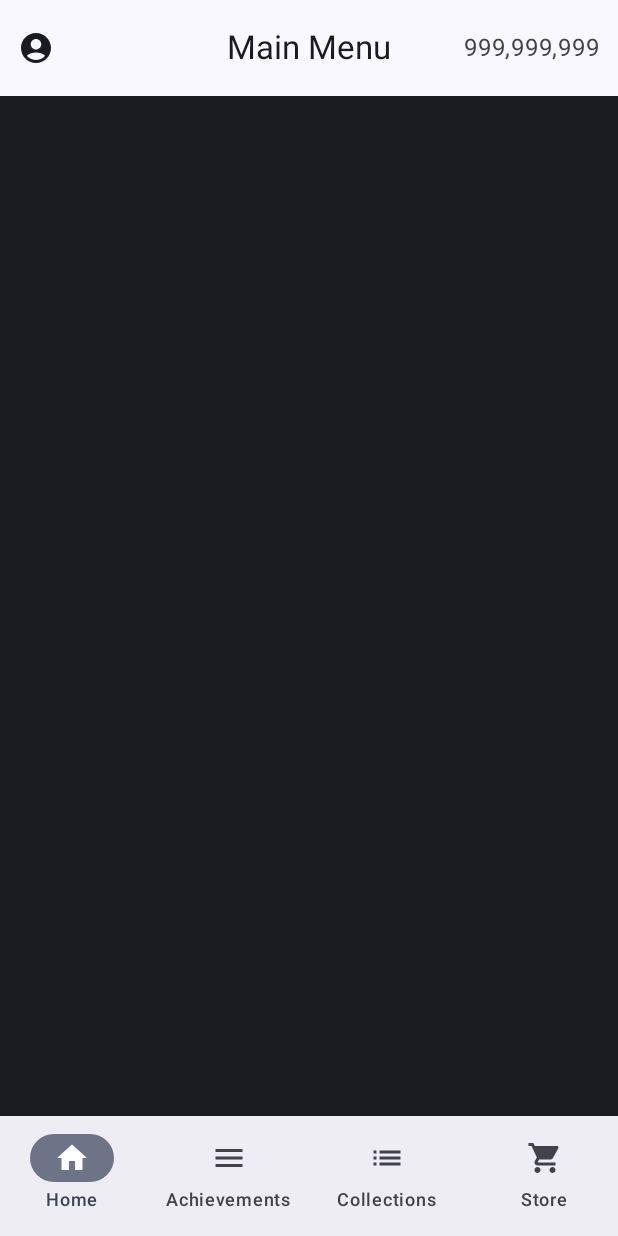
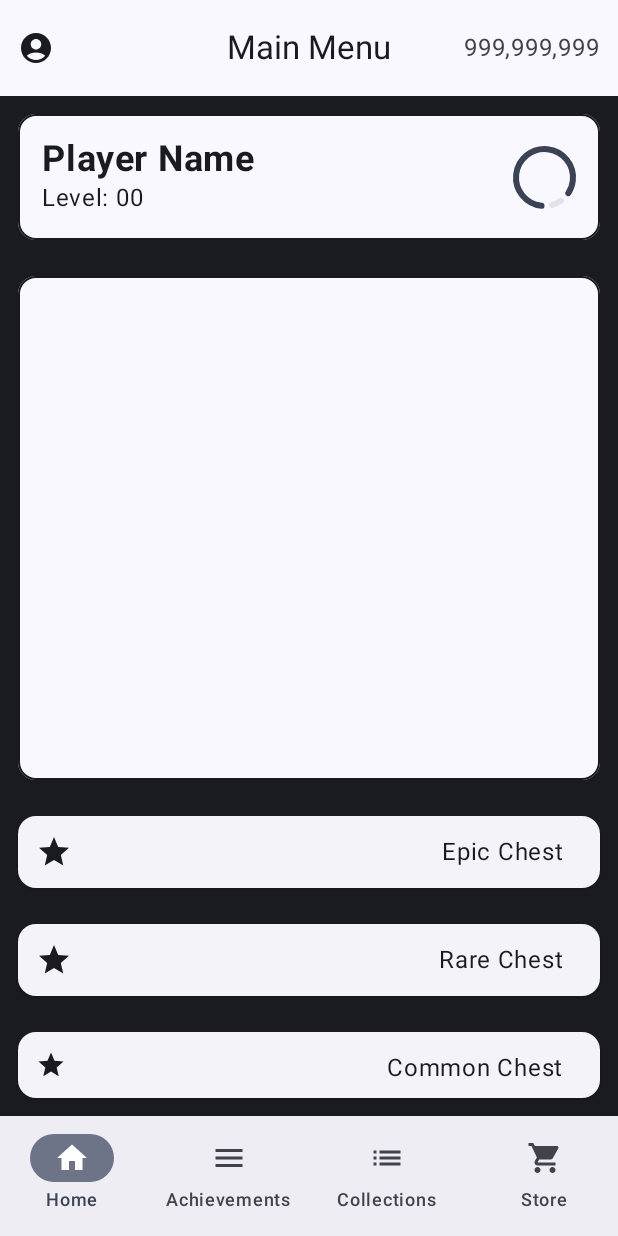
Before and after one commit to karlrobeck/GachaMobileApp, an Android app built with Jetpack Compose: the screen it shows after launch (MainActivity), on a phone screen of 412 x 824 dp. Run offline under Robolectric (Android 15) with nearby library versions, the phone set to English and light mode, and no system bars.

Commit message:
add home page

```diff
--- a/app/build.gradle.kts
+++ b/app/build.gradle.kts
@@ -50,7 +50,8 @@ android {
 }
 
 dependencies {
-
+    implementation("io.coil-kt:coil:2.6.0")
+    implementation("io.coil-kt:coil-compose:2.6.0")
     implementation("androidx.core:core-ktx:1.12.0")
     implementation("androidx.lifecycle:lifecycle-runtime-ktx:2.7.0")
     implementation("androidx.activity:activity-compose:1.8.2")
--- a/app/src/main/java/com/example/gachamobileapp/MainActivity.kt
+++ b/app/src/main/java/com/example/gachamobileapp/MainActivity.kt
@@ -44,6 +44,7 @@ import androidx.compose.ui.layout.Layout
 import androidx.compose.ui.tooling.preview.Preview
 import androidx.compose.ui.unit.Dp
 import androidx.compose.ui.unit.dp
+import com.example.gachamobileapp.pages.Home
 import com.example.gachamobileapp.ui.theme.GachaMobileAppTheme
 
 class MainActivity : ComponentActivity() {
@@ -56,9 +57,7 @@ class MainActivity : ComponentActivity() {
                     modifier = Modifier.fillMaxSize(),
                     color = MaterialTheme.colorScheme.background
                 ) {
-                    MainLayout {
-
-                    }
+                    MainLayout("Home")
                 }
             }
         }
@@ -67,8 +66,7 @@ class MainActivity : ComponentActivity() {
 
 @OptIn(ExperimentalMaterial3Api::class)
 @Composable
-fun MainLayout(content: @Composable () -> Unit) {
-
+fun MainLayout(page:String) {
     var currentPage by remember { mutableStateOf("Home") };
     val navigationPages = LinkedHashMap<String,ImageVector>();
     navigationPages.put("Home",Icons.Filled.Home)
@@ -107,7 +105,9 @@ fun MainLayout(content: @Composable () -> Unit) {
                 navigationPages.forEach { (name, icon) ->
                     NavigationBarItem(
                         selected = name == currentPage,
-                        onClick = { /*TODO*/ },
+                        onClick = {
+                            currentPage = name;
+                        },
                         icon = { Icon(icon, contentDescription = name) },
                         label = { Text(text=name) })
                 }
@@ -119,8 +119,13 @@ fun MainLayout(content: @Composable () -> Unit) {
                 modifier = Modifier
                     .padding(innerPadding)
             ) {
-                content()
+            when(currentPage) {
+                "Home" -> Home()
+                "Achievements" -> {}
+                "Collections" -> {}
+                "Store" -> {}
             }
+        }
     }
 }
 
@@ -128,8 +133,6 @@ fun MainLayout(content: @Composable () -> Unit) {
 @Composable
 fun GreetingPreview() {
     GachaMobileAppTheme {
-        MainLayout {
-            Text(text = "Hello world")
-        }
+        MainLayout("Home")
     }
 }
--- /dev/null
+++ b/app/src/main/java/com/example/gachamobileapp/pages/home.kt
@@ -0,0 +1,125 @@
+package com.example.gachamobileapp.pages
+
+import androidx.compose.foundation.BorderStroke
+import androidx.compose.foundation.layout.Arrangement
+import androidx.compose.foundation.layout.Column
+import androidx.compose.foundation.layout.Row
+import androidx.compose.foundation.layout.fillMaxWidth
+import androidx.compose.foundation.layout.height
+import androidx.compose.foundation.layout.padding
+import androidx.compose.foundation.layout.width
+import androidx.compose.material.icons.Icons
+import androidx.compose.material.icons.filled.Star
+import androidx.compose.material3.CardDefaults
+import androidx.compose.material3.CircularProgressIndicator
+import androidx.compose.material3.ElevatedCard
+import androidx.compose.material3.ExperimentalMaterial3Api
+import androidx.compose.material3.Icon
+import androidx.compose.material3.MaterialTheme
+import androidx.compose.material3.OutlinedCard
+import androidx.compose.material3.Text
+import androidx.compose.runtime.Composable
+import androidx.compose.ui.Alignment
+import androidx.compose.ui.Modifier
+import androidx.compose.ui.text.font.FontStyle
+import androidx.compose.ui.text.font.FontWeight
+import androidx.compose.ui.tooling.preview.Preview
+import androidx.compose.ui.unit.TextUnit
+import androidx.compose.ui.unit.dp
+import androidx.compose.ui.unit.sp
+import coil.compose.AsyncImage
+import com.example.gachamobileapp.MainLayout
+import com.example.gachamobileapp.ui.theme.GachaMobileAppTheme
+
+@OptIn(ExperimentalMaterial3Api::class)
+@Composable()
+fun Home() {
+    Column {
+        OutlinedCard(
+            colors = CardDefaults.cardColors(
+            containerColor = MaterialTheme.colorScheme.surface,
+        ),
+            border = BorderStroke(1.dp, MaterialTheme.colorScheme.onBackground),
+            modifier = Modifier
+                .fillMaxWidth()
+                .padding(all = 12.dp)
+            ,onClick = { /*TODO*/ }) {
+            Row(
+                modifier = Modifier
+                    .fillMaxWidth()
+                    .padding(all = 16.dp),
+                verticalAlignment = Alignment.CenterVertically,
+                horizontalArrangement = Arrangement.SpaceBetween
+            ) {
+                Column {
+                    Text(text = "Player Name", fontWeight = FontWeight.Bold, fontSize = 24.sp)
+                    Text(text = "Level: 00")
+                }
+                CircularProgressIndicator(modifier = Modifier
+                    .width(42.dp)
+                    .height(42.dp),color = MaterialTheme.colorScheme.secondary, trackColor = MaterialTheme.colorScheme.surfaceVariant)
+            }
+        }
+        OutlinedCard(
+            colors = CardDefaults.cardColors(
+                containerColor = MaterialTheme.colorScheme.surface,
+            ),
+            border = BorderStroke(1.dp, MaterialTheme.colorScheme.onBackground),
+            modifier = Modifier
+                .fillMaxWidth()
+                .height(360.dp)
+                .padding(all = 12.dp)
+            ,onClick = { /*TODO*/ }) {
+        }
+        ElevatedCard(
+            modifier = Modifier
+                .fillMaxWidth()
+                .padding(all = 12.dp)
+        ) {
+            Row(
+                modifier = Modifier.padding(all=12.dp).padding(end = 12.dp).fillMaxWidth(),
+                horizontalArrangement = Arrangement.SpaceBetween,
+                verticalAlignment = Alignment.CenterVertically
+            ) {
+                Icon(Icons.Filled.Star, contentDescription = "Epic Chest")
+                Text(text = "Epic Chest")
+            }
+        }
+        ElevatedCard(
+            modifier = Modifier
+                .fillMaxWidth()
+                .padding(all = 12.dp)
+        ) {
+            Row(
+                modifier = Modifier.padding(all=12.dp).padding(end = 12.dp).fillMaxWidth(),
+                horizontalArrangement = Arrangement.SpaceBetween,
+                verticalAlignment = Alignment.CenterVertically
+            ) {
+                Icon(Icons.Filled.Star, contentDescription = "Epic Chest")
+                Text(text = "Rare Chest")
+            }
+        }
+        ElevatedCard(
+            modifier = Modifier
+                .fillMaxWidth()
+                .padding(all = 12.dp)
+        ) {
+            Row(
+                modifier = Modifier.padding(all=12.dp).padding(end = 12.dp).fillMaxWidth(),
+                horizontalArrangement = Arrangement.SpaceBetween,
+                verticalAlignment = Alignment.CenterVertically
+            ) {
+                Icon(Icons.Filled.Star, contentDescription = "Epic Chest")
+                Text(text = "Common Chest")
+            }
+        }
+    }
+}
+
+@Preview(showBackground = true)
+@Composable
+fun HomeComposable() {
+    GachaMobileAppTheme {
+        MainLayout("Home")
+    }
+}
```
